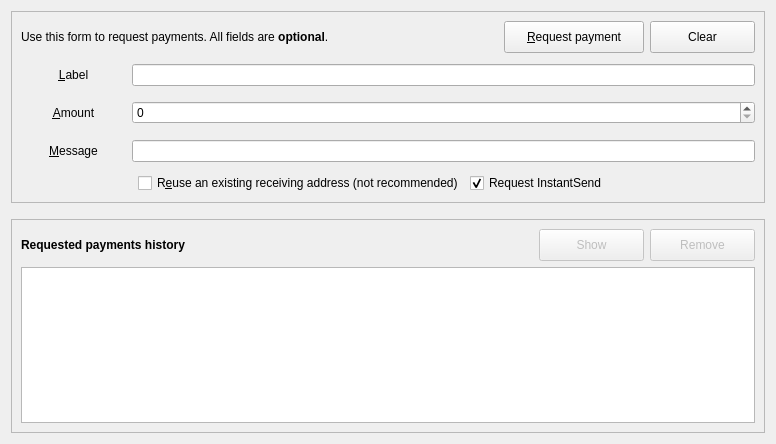
The window that src/qt/forms/receivecoinsdialog.ui (soom-4th-blockchain/soom-core) describes before a commit, drawn with Qt 5.
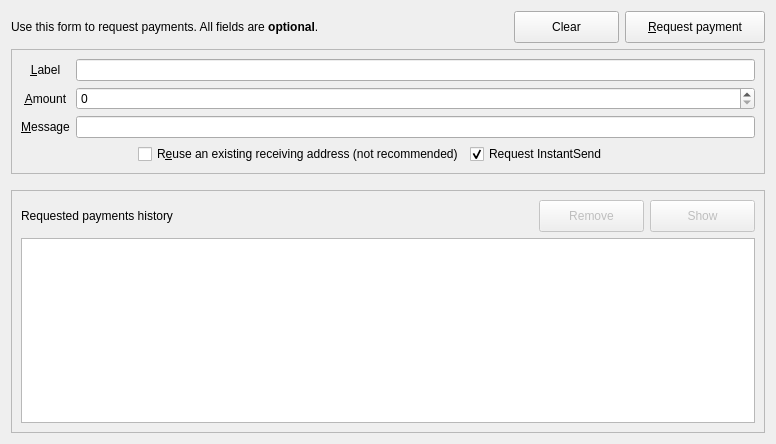
The same window after the commit. Custom widgets are drawn as their Qt base class.

```diff
--- a/src/qt/forms/receivecoinsdialog.ui
+++ b/src/qt/forms/receivecoinsdialog.ui
@@ -10,22 +10,7 @@
     <height>444</height>
    </rect>
   </property>
-  <layout class="QVBoxLayout" name="verticalLayout" stretch="0,0,1">
-   <item>
-    <widget class="QFrame" name="frame2">
-     <property name="sizePolicy">
-      <sizepolicy hsizetype="Preferred" vsizetype="Expanding">
-       <horstretch>0</horstretch>
-       <verstretch>0</verstretch>
-      </sizepolicy>
-     </property>
-     <property name="frameShape">
-      <enum>QFrame::StyledPanel</enum>
-     </property>
-     <property name="frameShadow">
-      <enum>QFrame::Sunken</enum>
-     </property>
-     <layout class="QVBoxLayout" name="verticalLayout_3">
+  <layout class="QVBoxLayout" name="verticalLayout" stretch="0,0,0,1">
       <item>
        <layout class="QHBoxLayout" name="horizontalLayout_3">
         <item>
@@ -51,6 +36,31 @@
           </property>
          </spacer>
         </item>
+     <item>
+      <widget class="QPushButton" name="clearButton">
+       <property name="sizePolicy">
+        <sizepolicy hsizetype="Minimum" vsizetype="Fixed">
+         <horstretch>0</horstretch>
+         <verstretch>0</verstretch>
+        </sizepolicy>
+       </property>
+       <property name="minimumSize">
+        <size>
+         <width>105</width>
+         <height>32</height>
+        </size>
+       </property>
+       <property name="toolTip">
+        <string>Clear all fields of the form.</string>
+       </property>
+       <property name="text">
+        <string>Clear</string>
+       </property>
+       <property name="autoDefault">
+        <bool>false</bool>
+       </property>
+      </widget>
+     </item>
         <item>
          <widget class="QPushButton" name="receiveButton">
           <property name="minimumSize">
@@ -67,41 +77,38 @@
           </property>
          </widget>
         </item>
+    </layout>
+   </item>
         <item>
-         <widget class="QPushButton" name="clearButton">
+    <widget class="QFrame" name="frame2">
           <property name="sizePolicy">
-           <sizepolicy hsizetype="Minimum" vsizetype="Fixed">
+      <sizepolicy hsizetype="Preferred" vsizetype="Expanding">
             <horstretch>0</horstretch>
             <verstretch>0</verstretch>
            </sizepolicy>
           </property>
-          <property name="minimumSize">
-           <size>
-            <width>105</width>
-            <height>32</height>
-           </size>
-          </property>
-          <property name="toolTip">
-           <string>Clear all fields of the form.</string>
-          </property>
-          <property name="text">
-           <string>Clear</string>
-          </property>
-          <property name="autoDefault">
-           <bool>false</bool>
-          </property>
-         </widget>
-        </item>
-       </layout>
-      </item>
+     <property name="frameShape">
+      <enum>QFrame::StyledPanel</enum>
+     </property>
+     <property name="frameShadow">
+      <enum>QFrame::Sunken</enum>
+     </property>
+     <layout class="QVBoxLayout" name="verticalLayout_3">
       <item>
        <layout class="QGridLayout" name="gridLayout">
+        <item row="4" column="2">
+         <widget class="QLineEdit" name="reqLabel">
+          <property name="toolTip">
+           <string>An optional label to associate with the new receiving address.</string>
+          </property>
+         </widget>
+        </item>
         <item row="4" column="0">
          <widget class="QLabel" name="label_2">
           <property name="minimumSize">
            <size>
-            <width>105</width>
-            <height>32</height>
+            <width>0</width>
+            <height>0</height>
            </size>
           </property>
           <property name="toolTip">
@@ -118,41 +125,12 @@
           </property>
          </widget>
         </item>
-        <item row="4" column="2">
-         <widget class="QLineEdit" name="reqLabel">
-          <property name="toolTip">
-           <string>An optional label to associate with the new receiving address.</string>
-          </property>
-         </widget>
-        </item>
-        <item row="5" column="0">
-         <widget class="QLabel" name="label">
-          <property name="minimumSize">
-           <size>
-            <width>105</width>
-            <height>32</height>
-           </size>
-          </property>
-          <property name="toolTip">
-           <string>An optional amount to request. Leave this empty or zero to not request a specific amount.</string>
-          </property>
-          <property name="text">
-           <string>&amp;Amount</string>
-          </property>
-          <property name="alignment">
-           <set>Qt::AlignCenter</set>
-          </property>
-          <property name="buddy">
-           <cstring>reqAmount</cstring>
-          </property>
-         </widget>
-        </item>
         <item row="6" column="0">
          <widget class="QLabel" name="label_3">
           <property name="minimumSize">
            <size>
-            <width>105</width>
-            <height>32</height>
+            <width>0</width>
+            <height>0</height>
            </size>
           </property>
           <property name="toolTip">
@@ -169,24 +147,52 @@
           </property>
          </widget>
         </item>
+        <item row="5" column="2">
+         <widget class="BitcoinAmountField" name="reqAmount">
+          <property name="minimumSize">
+           <size>
+            <width>0</width>
+            <height>0</height>
+           </size>
+          </property>
+          <property name="toolTip">
+           <string>An optional amount to request. Leave this empty or zero to not request a specific amount.</string>
+          </property>
+         </widget>
+        </item>
         <item row="6" column="2">
          <widget class="QLineEdit" name="reqMessage">
+          <property name="sizePolicy">
+           <sizepolicy hsizetype="Minimum" vsizetype="Fixed">
+            <horstretch>0</horstretch>
+            <verstretch>0</verstretch>
+           </sizepolicy>
+          </property>
           <property name="toolTip">
            <string>An optional message to attach to the payment request, which will be displayed when the request is opened.&lt;br&gt;Note: The message will not be sent with the payment over the Soom network.</string>
           </property>
          </widget>
         </item>
-        <item row="5" column="2">
-         <widget class="BitcoinAmountField" name="reqAmount">
+        <item row="5" column="0">
+         <widget class="QLabel" name="label">
           <property name="minimumSize">
            <size>
-            <width>80</width>
+            <width>0</width>
             <height>0</height>
            </size>
           </property>
           <property name="toolTip">
            <string>An optional amount to request. Leave this empty or zero to not request a specific amount.</string>
           </property>
+          <property name="text">
+           <string>&amp;Amount</string>
+          </property>
+          <property name="alignment">
+           <set>Qt::AlignCenter</set>
+          </property>
+          <property name="buddy">
+           <cstring>reqAmount</cstring>
+          </property>
          </widget>
         </item>
        </layout>
@@ -286,8 +292,8 @@
           </property>
           <property name="font">
            <font>
-            <weight>75</weight>
-            <bold>true</bold>
+            <weight>50</weight>
+            <bold>false</bold>
            </font>
           </property>
           <property name="text">
@@ -308,28 +314,6 @@
           </property>
          </spacer>
         </item>
-        <item>
-         <widget class="QPushButton" name="showRequestButton">
-          <property name="enabled">
-           <bool>false</bool>
-          </property>
-          <property name="minimumSize">
-           <size>
-            <width>105</width>
-            <height>32</height>
-           </size>
-          </property>
-          <property name="toolTip">
-           <string>Show the selected request (does the same as double clicking an entry)</string>
-          </property>
-          <property name="text">
-           <string>Show</string>
-          </property>
-          <property name="autoDefault">
-           <bool>false</bool>
-          </property>
-         </widget>
-        </item>
         <item>
          <widget class="QPushButton" name="removeRequestButton">
           <property name="enabled">
@@ -352,6 +336,28 @@
           </property>
          </widget>
         </item>
+        <item>
+         <widget class="QPushButton" name="showRequestButton">
+          <property name="enabled">
+           <bool>false</bool>
+          </property>
+          <property name="minimumSize">
+           <size>
+            <width>105</width>
+            <height>32</height>
+           </size>
+          </property>
+          <property name="toolTip">
+           <string>Show the selected request (does the same as double clicking an entry)</string>
+          </property>
+          <property name="text">
+           <string>Show</string>
+          </property>
+          <property name="autoDefault">
+           <bool>false</bool>
+          </property>
+         </widget>
+        </item>
        </layout>
       </item>
       <item>
```
Lines whose indentation alone changed are shown as unchanged.
